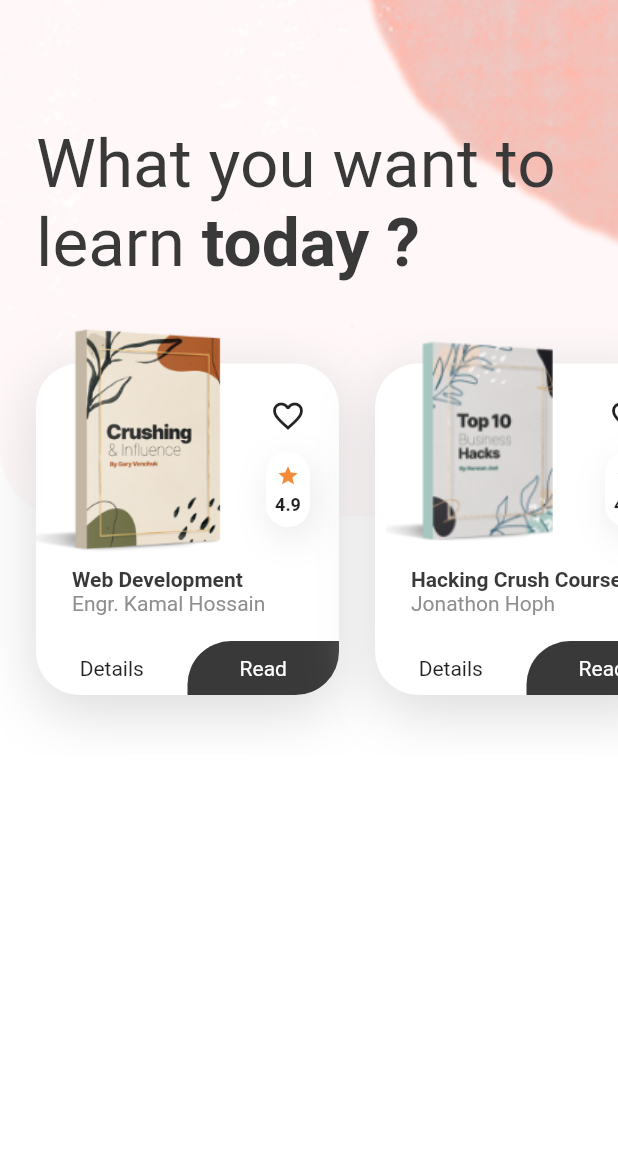
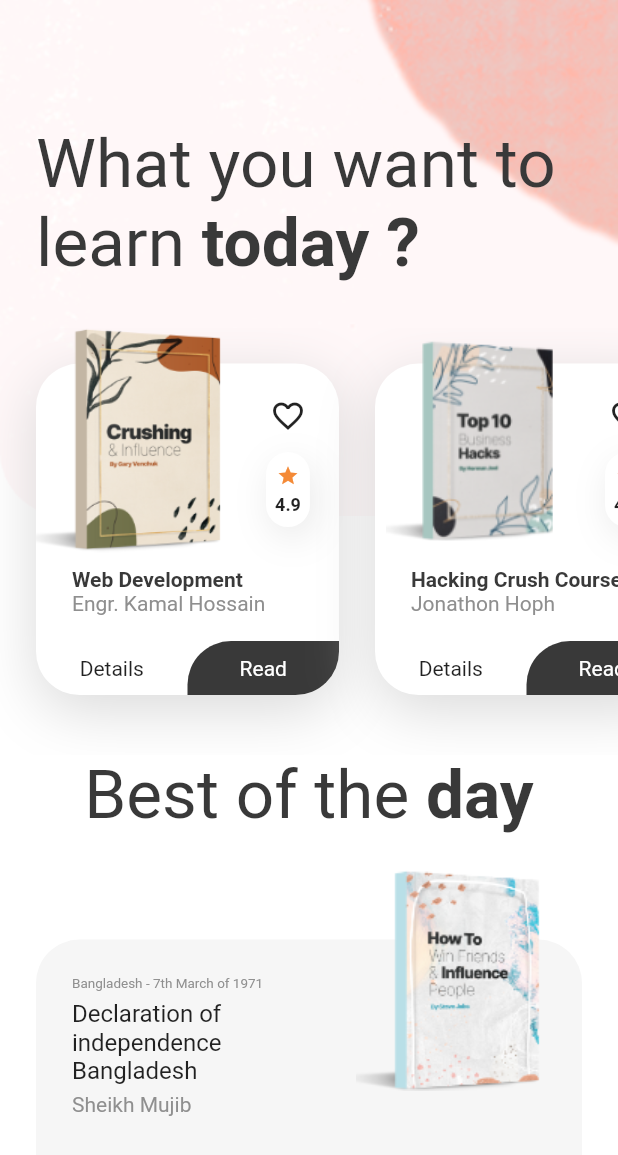
Before and after one commit to shahdat-sajib/libraryApp-ui-flutter, a Flutter app: the HomeScreen screen opened directly, on a phone screen of 412 x 824 dp. Shown: the top 1155 px of the screen. Run offline on Flutter 3.47's test engine with Material 2 defaults, Android fonts, the phone set to English and light mode, and no system bars.

Commit message:
homepage best deal part added

```diff
--- a/lib/screens/home_screen.dart
+++ b/lib/screens/home_screen.dart
@@ -1,11 +1,6 @@
-import 'package:flutter/cupertino.dart';
 import 'package:flutter/material.dart';
-import 'package:flutter/src/foundation/key.dart';
-import 'package:flutter/src/widgets/framework.dart';
 import 'package:online_library/consttants.dart';
-
-import '../widgets/book_rating.dart';
-import '../widgets/two_side_rounded_button.dart';
+import '../widgets/ReadingListCard.dart';
 
 class HomeScreen extends StatelessWidget {
   const HomeScreen({Key? key}) : super(key: key);
@@ -63,132 +58,75 @@ class HomeScreen extends StatelessWidget {
                 ],
               ),
             ),
+            Padding(
+              padding: EdgeInsets.symmetric(horizontal: 24),
+            child: Column(
+              children: [
+                RichText(text: TextSpan(
+                  style: Theme.of(context).textTheme.displaySmall,
+                  children: [
+                    TextSpan(text: "Best of the"),
+                    TextSpan(
+                      text: " day",
+                      style: TextStyle(fontWeight: FontWeight.bold),
+                    )
+                  ]
+                ),
+                ),
+                Container(
+                  margin: EdgeInsets.symmetric(vertical: 20),
+                  width: double.infinity,
+                  height: 235,
+                  child: Stack(
+                    children: [
+                      Positioned(
+                        top: 50,
+                        left: 0,
+                        right: 0,
+                        child: Container(
+                          padding: EdgeInsets.only(left: 24, top: 24, right: size.width * .35),
+                        height: 185,
+                        width: double.infinity,
+                        decoration: BoxDecoration(
+                          color: Color(0xFFEAEAEA).withOpacity(.45),
+                          borderRadius: BorderRadius.circular(29),
+                        ),
+                        child: Column(
+                          crossAxisAlignment: CrossAxisAlignment.start,
+                          children: [
+                            Text("Bangladesh - 7th March of 1971",
+                            style: TextStyle(
+                              fontSize: 9,
+                              color: kLightBlackColor,
+                            ),),
+                            SizedBox(height: 5,),
+                            Text("Declaration of independence\nBangladesh",
+                            style: Theme.of(context).textTheme.titleMedium,),
+                            SizedBox(
+                                  height: 5,
+                                ),
+                                Text("Sheikh Mujib",
+                            style: TextStyle(
+                              color: kLightBlackColor,
+                            ),),
+                            SizedBox(height: 5,),
+                          ],
+                        ),
+                      ),
+                      ),
+                      Positioned(
+                        right: 0,
+                        top: 0,
+                        child: Image.asset("assets/images/book-3.png"),
+                      width: size.width * .37,)
+                    ],
+                  ),
+                ),
+              ],
+            ),)
           ],
         ),
       ),
     );
   }
 }
-
-class ReadingListCard extends StatelessWidget {
-  final String image;
-  final String title;
-  final String auth;
-  final double rating;
-  final void Function() pressDetails;
-  final void Function() pressRead;
-
-  const ReadingListCard({
-    Key? key,
-    required this.image,
-    required this.title,
-    required this.auth,
-    required this.rating,
-    required this.pressDetails,
-    required this.pressRead,
-
-  }) : super(key: key);
-
-  @override
-  Widget build(BuildContext context) {
-    return Container(
-      margin: EdgeInsets.only(left: 24, bottom: 40),
-      height: 245,
-      width: 202,
-      child: Stack(
-        children: [
-          Positioned(
-            bottom: 0,
-            left: 0,
-            right: 0,
-            child: Container(
-              height: 221,
-              decoration: BoxDecoration(color: Colors.white,
-              borderRadius: BorderRadius.circular(29),
-              boxShadow: [
-                BoxShadow(
-                  offset: Offset(0, 10),
-                  blurRadius: 33,
-                  color: kShadowColor,
-                )
-              ],
-              ),
-            ),
-          ),
-          Image.asset(
-            image,
-            width: 150,
-          ),
-          Positioned(
-            top: 35,
-            right: 10,
-            child: Column(
-              children: [
-                IconButton(
-                  icon: Icon(
-                    Icons.favorite_border,
-                  ),
-                  onPressed: (){},
-                  ),
-                  BookRating(score: rating,),
-              ],
-            ),
-
-          ),
-          Positioned(
-            top: 160,
-            child: Container(
-              height: 85,
-              width: 202,
-              child: Column(
-                crossAxisAlignment: CrossAxisAlignment.start,
-                children: [
-                  Padding(
-                    padding: const EdgeInsets.only(left: 24),
-                    child: RichText(
-                      maxLines: 2,
-                      text: TextSpan(
-                      style: TextStyle(color: kBlackColor),
-                      children: [
-                        TextSpan(text: "$title\n",
-                        style: TextStyle(
-                          fontWeight: FontWeight.bold,
-                        ),
-                        ),
-                        TextSpan(
-                          text: auth,
-                        style: TextStyle(
-                          color: kLightBlackColor,
-                        )),
-                      ]
-                    )),
-                  ),
-                  Spacer(), // this is for auto space
-                  Row(
-                    children: [
-                      GestureDetector(
-                        onTap: pressDetails,
-                        child: Container(
-                          width: 101,
-                          padding: EdgeInsets.symmetric(vertical: 10),
-                          alignment: Alignment.center,
-                          child: Text("Details"),
-                        ),
-                      ),
-                      Expanded(
-                        child: TwoSideRoundedButton(
-                          text: "Read",
-                          press: pressRead,
-                        ),
-                      )
-                    ],
-                  ),
-                ],
-              ),
-            ),
-          ),
-        ],
-      ),
-    );
-  }
-}
--- a/lib/widgets/ReadingListCard.dart
+++ b/lib/widgets/ReadingListCard.dart
@@ -1 +1,129 @@
 import 'package:flutter/material.dart';
+import 'package:online_library/widgets/book_rating.dart';
+import 'package:online_library/widgets/two_side_rounded_button.dart';
+
+import '../consttants.dart';
+
+class ReadingListCard extends StatelessWidget {
+  final String image;
+  final String title;
+  final String auth;
+  final double rating;
+  final void Function() pressDetails;
+  final void Function() pressRead;
+
+  const ReadingListCard({
+    Key? key,
+    required this.image,
+    required this.title,
+    required this.auth,
+    required this.rating,
+    required this.pressDetails,
+    required this.pressRead,
+  }) : super(key: key);
+
+  @override
+  Widget build(BuildContext context) {
+    return Container(
+      margin: EdgeInsets.only(left: 24, bottom: 40),
+      height: 245,
+      width: 202,
+      child: Stack(
+        children: [
+          Positioned(
+            bottom: 0,
+            left: 0,
+            right: 0,
+            child: Container(
+              height: 221,
+              decoration: BoxDecoration(
+                color: Colors.white,
+                borderRadius: BorderRadius.circular(29),
+                boxShadow: [
+                  BoxShadow(
+                    offset: Offset(0, 10),
+                    blurRadius: 33,
+                    color: kShadowColor,
+                  )
+                ],
+              ),
+            ),
+          ),
+          Image.asset(
+            image,
+            width: 150,
+          ),
+          Positioned(
+            top: 35,
+            right: 10,
+            child: Column(
+              children: [
+                IconButton(
+                  icon: Icon(
+                    Icons.favorite_border,
+                  ),
+                  onPressed: () {},
+                ),
+                BookRating(
+                  score: rating,
+                ),
+              ],
+            ),
+          ),
+          Positioned(
+            top: 160,
+            child: Container(
+              height: 85,
+              width: 202,
+              child: Column(
+                crossAxisAlignment: CrossAxisAlignment.start,
+                children: [
+                  Padding(
+                    padding: const EdgeInsets.only(left: 24),
+                    child: RichText(
+                        maxLines: 2,
+                        text: TextSpan(
+                            style: TextStyle(color: kBlackColor),
+                            children: [
+                              TextSpan(
+                                text: "$title\n",
+                                style: TextStyle(
+                                  fontWeight: FontWeight.bold,
+                                ),
+                              ),
+                              TextSpan(
+                                  text: auth,
+                                  style: TextStyle(
+                                    color: kLightBlackColor,
+                                  )),
+                            ])),
+                  ),
+                  Spacer(), // this is for auto space
+                  Row(
+                    children: [
+                      GestureDetector(
+                        onTap: pressDetails,
+                        child: Container(
+                          width: 101,
+                          padding: EdgeInsets.symmetric(vertical: 10),
+                          alignment: Alignment.center,
+                          child: Text("Details"),
+                        ),
+                      ),
+                      Expanded(
+                        child: TwoSideRoundedButton(
+                          text: "Read",
+                          press: pressRead,
+                        ),
+                      )
+                    ],
+                  ),
+                ],
+              ),
+            ),
+          ),
+        ],
+      ),
+    );
+  }
+}
```
